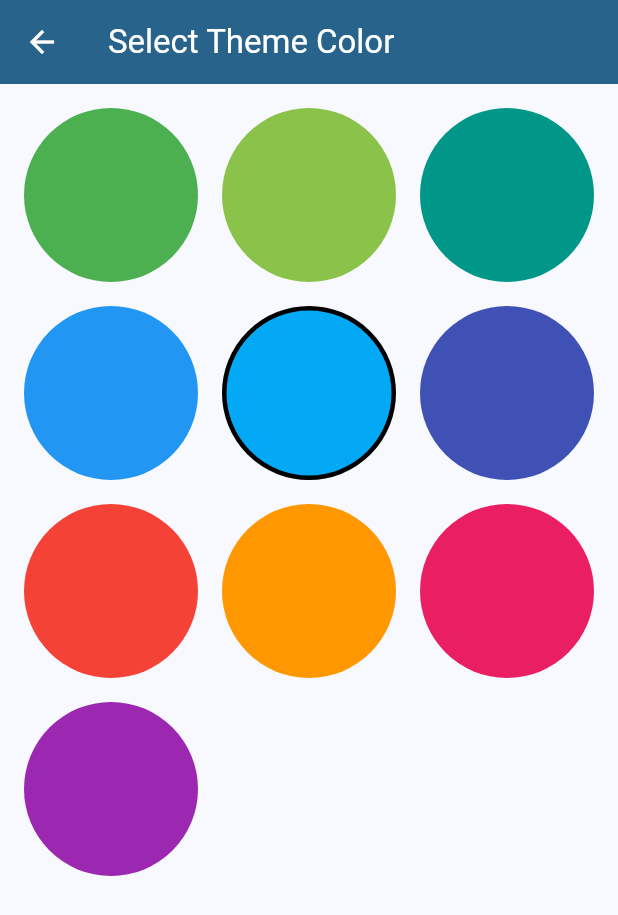
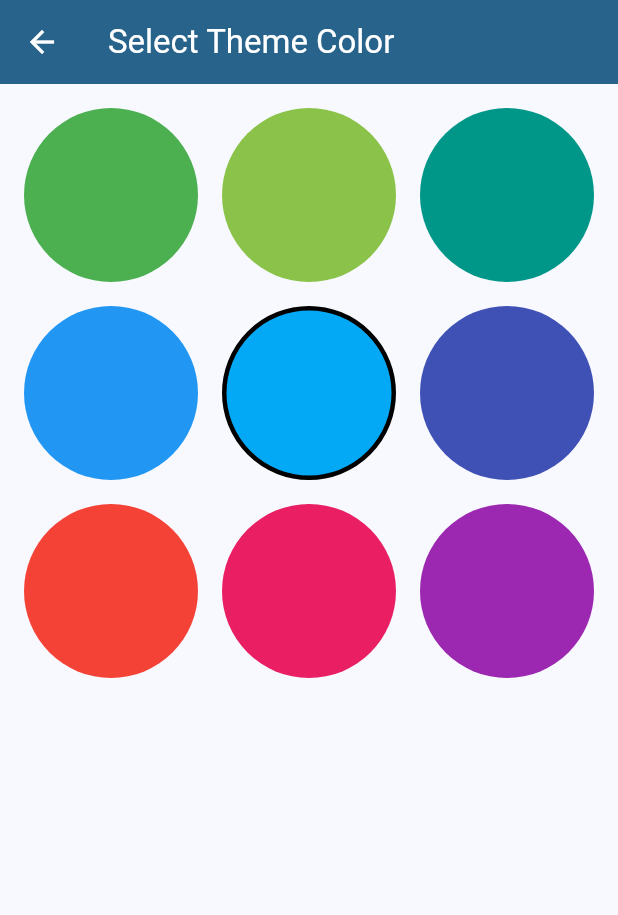
Before and after one commit to Taizen115/bag_of_photo, a Flutter app: the ThemeSettingScreen screen opened directly, on a phone screen of 412 x 824 dp. Shown: the top 915 px of the screen. Run offline on Flutter 3.47's test engine with Material 3 defaults, Android fonts, the phone set to English and light mode, and no system bars; our stand-ins replace auto_size_text, device_preview, drift, flutter_staggered_animations, fluttertoast, font_awesome_flutter and 4 more; accounts and stored records are empty; generated files the repository leaves out were written again; network calls fail; Roboto replaces fonts that are missing (MainFont).

Commit message:
2026.2.4 コンペ

```diff
--- a/lib/view/screens/theme_setting_screen.dart
+++ b/lib/view/screens/theme_setting_screen.dart
@@ -15,7 +15,6 @@ class ThemeSettingScreen extends StatelessWidget {
     Colors.lightBlue,
     Colors.indigo,
     Colors.red,
-    Colors.orange,
     Colors.pink,
     Colors.purple,
   ];
```
